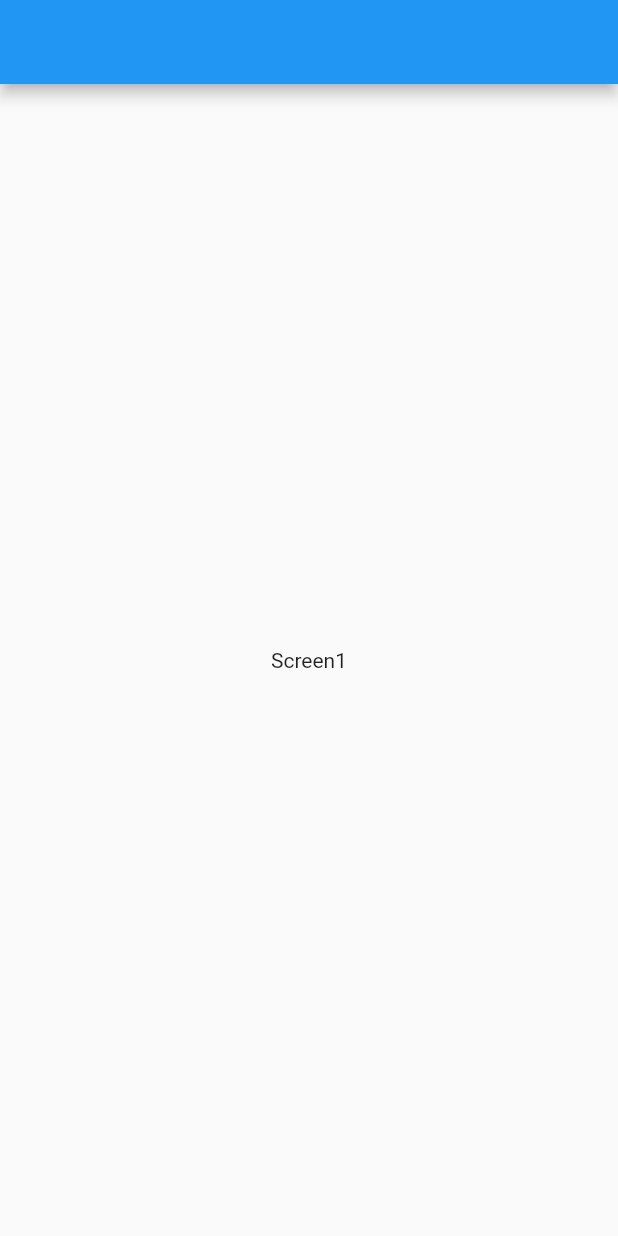
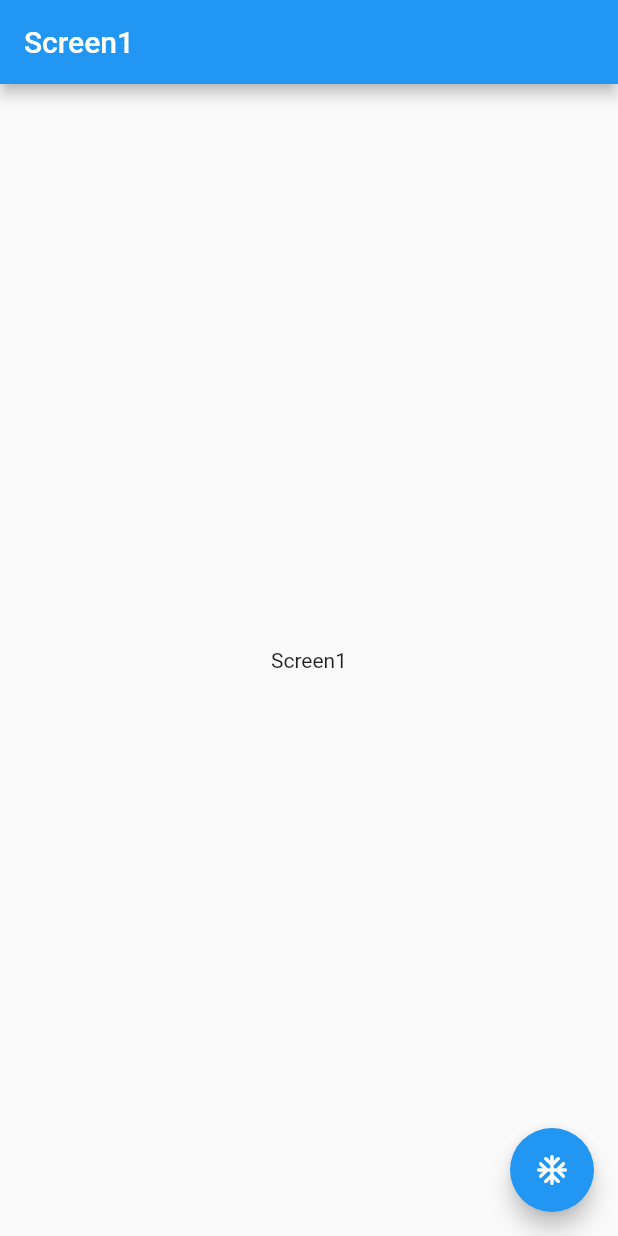
Before and after one commit to Gomez-Enzo/manejo_de_estados, a Flutter app: the screen it shows after launch, on a phone screen of 412 x 824 dp. Run offline on Flutter 3.47's test engine with Material 2 defaults, Android fonts, the phone set to English and light mode, and no system bars.

Commit message:
Start Project

```diff
--- a/lib/screen/screen1.dart
+++ b/lib/screen/screen1.dart
@@ -6,9 +6,15 @@ class Screen1 extends StatelessWidget {
   @override
   Widget build(BuildContext context) {
     return Scaffold(
-      appBar: AppBar(),
+      appBar: AppBar(
+        title: const Text('Screen1'),
+      ),
       body: const Center(
         child: Text('Screen1'),
+      ),
+      floatingActionButton: FloatingActionButton(
+        onPressed: () => Navigator.pushNamed(context, 'screen2'),
+        child: const Icon(Icons.ac_unit_rounded),
       ),
     );
   }
```
Also changed, not shown: lib/screen/screen2.dart (+5 -2 lines).
